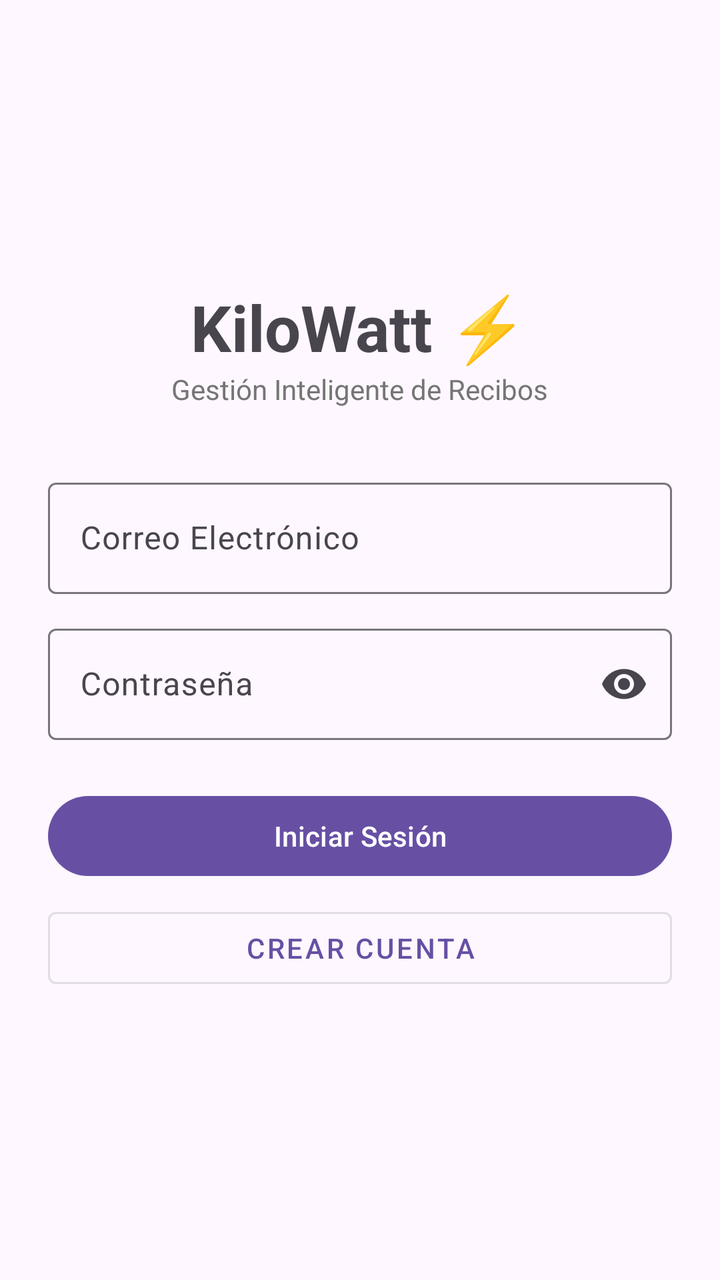
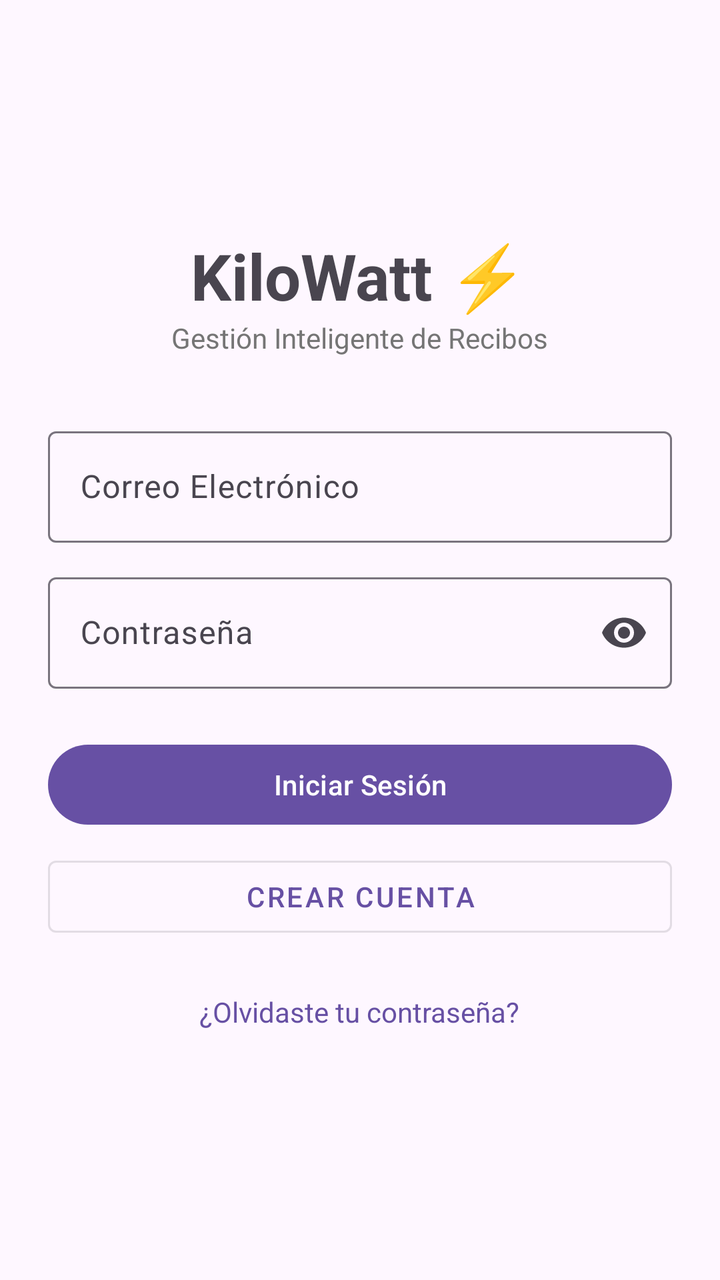

Screens rendered from an Android XML layout before and after an edit, with the pre-edit source and the edit as a unified diff.
<!-- AndroidManifest.xml: application theme Theme.KiloWatt -->
<!-- res/layout/activity_auth.xml -->
<?xml version="1.0" encoding="utf-8"?>
<LinearLayout xmlns:android="http://schemas.android.com/apk/res/android"
    xmlns:app="http://schemas.android.com/apk/res-auto"
    android:layout_width="match_parent"
    android:layout_height="match_parent"
    android:gravity="center"
    android:orientation="vertical"
    android:padding="24dp">

    <TextView
        android:layout_width="wrap_content"
        android:layout_height="wrap_content"
        android:text="@string/main_header_title"
        android:textSize="32sp"
        android:textStyle="bold" />

    <TextView
        android:layout_width="wrap_content"
        android:layout_height="wrap_content"
        android:layout_marginBottom="32dp"
        android:text="@string/subtitle_tagline"
        android:textColor="@color/gray_secondary" />

    <com.google.android.material.textfield.TextInputLayout
        android:layout_width="match_parent"
        android:layout_height="wrap_content"
        android:hint="@string/email_hint">

        <com.google.android.material.textfield.TextInputEditText
            android:id="@+id/etEmail"
            android:layout_width="match_parent"
            android:layout_height="wrap_content"
            android:inputType="textEmailAddress" />
    </com.google.android.material.textfield.TextInputLayout>

    <com.google.android.material.textfield.TextInputLayout
        android:layout_width="match_parent"
        android:layout_height="wrap_content"
        android:layout_marginTop="12dp"
        android:hint="@string/password_hint"
        app:endIconMode="password_toggle">

        <com.google.android.material.textfield.TextInputEditText
            android:id="@+id/etPassword"
            android:layout_width="match_parent"
            android:layout_height="wrap_content"
            android:inputType="textPassword" />
    </com.google.android.material.textfield.TextInputLayout>

    <Button
        android:id="@+id/btnLogin"
        android:layout_width="match_parent"
        android:layout_height="wrap_content"
        android:layout_marginTop="24dp"
        android:text="@string/btn_login" />

    <Button
        android:id="@+id/btnRegister"
        style="@style/Widget.MaterialComponents.Button.OutlinedButton"
        android:layout_width="match_parent"
        android:layout_height="wrap_content"
        android:layout_marginTop="8dp"
        android:text="@string/btn_register" />

</LinearLayout>
<!-- resources referenced by this layout -->
<resources>
  <color name="gray_secondary">#757575</color>
  <string name="btn_login">Iniciar Sesión</string>
  <string name="btn_register">Crear Cuenta</string>
  <string name="email_hint">Correo Electrónico</string>
  <string name="main_header_title">KiloWatt ⚡</string>
  <string name="password_hint">Contraseña</string>
  <string name="subtitle_tagline">Gestión Inteligente de Recibos</string>
  <style name="Theme.KiloWatt" parent="Base.Theme.KiloWatt" />
  <style name="Base.Theme.KiloWatt" parent="Theme.Material3.DayNight.NoActionBar">
          
          
      </style>
</resources>

<!-- the commit's change to res/layout/activity_auth.xml (unified diff, before → after) -->
@@ -62,4 +62,17 @@
         android:layout_marginTop="8dp"
         android:text="@string/btn_register" />
 
+    <TextView
+        android:id="@+id/tvForgotPassword"
+        android:layout_width="wrap_content"
+        android:layout_height="wrap_content"
+        android:layout_marginTop="16dp"
+        android:background="?attr/selectableItemBackground"
+        android:clickable="true"
+        android:focusable="true"
+        android:padding="8dp"
+        android:text="@string/btn_forgot_password"
+        android:textColor="?attr/colorPrimary"
+        android:textSize="14sp" />
+
 </LinearLayout>
<!-- resource entries referenced after the edit -->
@@ -1,6 +1,7 @@
 <!-- resources referenced by this layout -->
 <resources>
   <color name="gray_secondary">#757575</color>
+  <string name="btn_forgot_password">¿Olvidaste tu contraseña?</string>
   <string name="btn_login">Iniciar Sesión</string>
   <string name="btn_register">Crear Cuenta</string>
   <string name="email_hint">Correo Electrónico</string>
